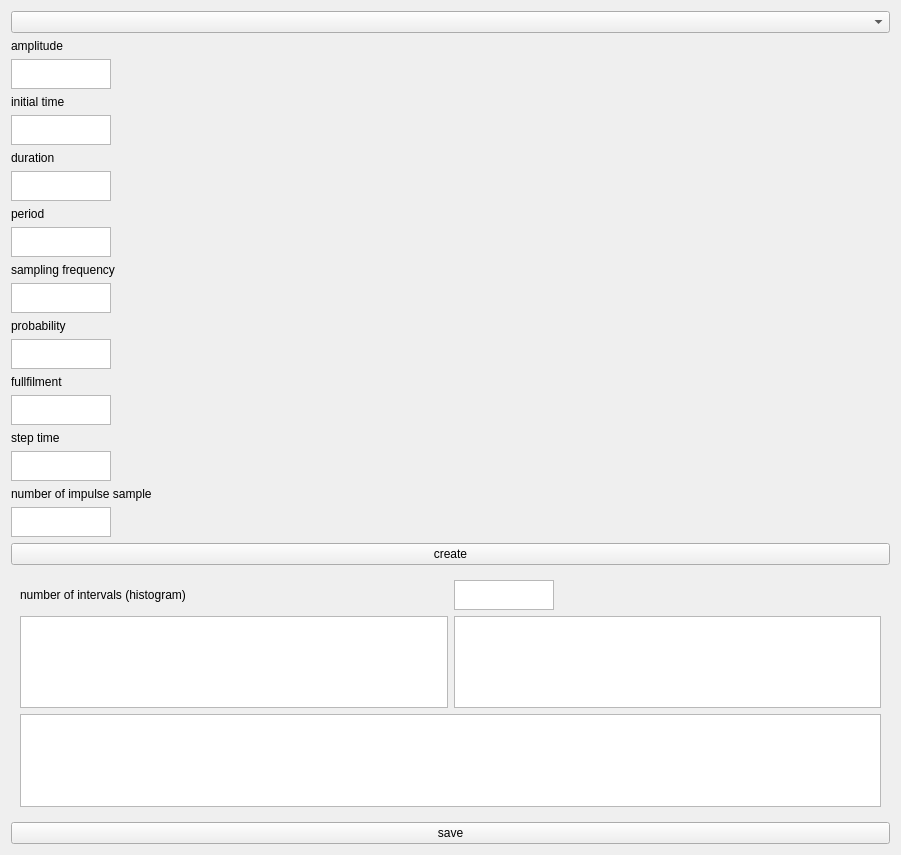
Old version of the form program/forms/signal_display_widget.ui in the repository MichalDudkiewicz/signal_processing.
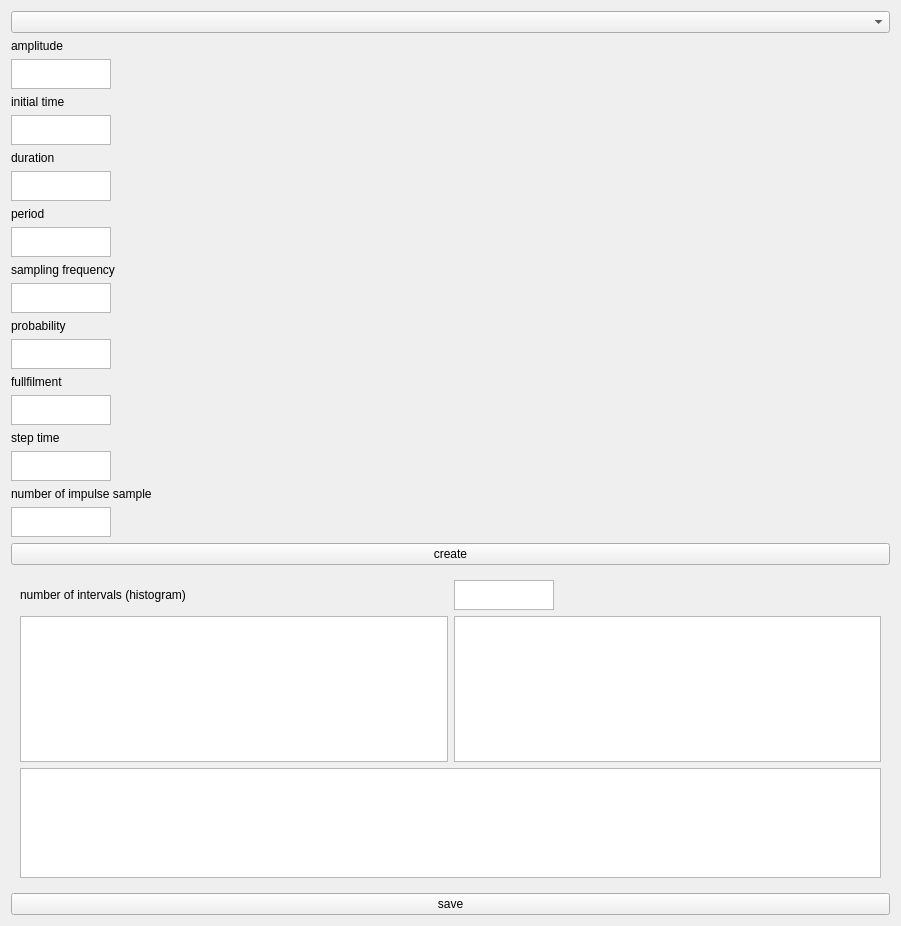
New version of the form. Custom widgets are drawn as their Qt base class.

What changed in the file:
```diff
--- a/program/forms/signal_display_widget.ui
+++ b/program/forms/signal_display_widget.ui
@@ -7,7 +7,7 @@
     <x>0</x>
     <y>0</y>
     <width>901</width>
-    <height>855</height>
+    <height>926</height>
    </rect>
   </property>
   <property name="windowTitle">
@@ -34,7 +34,20 @@
            <widget class="QChartView" name="histogramView"/>
           </item>
           <item row="2" column="0" colspan="2">
-           <widget class="QTextBrowser" name="propertiesText"/>
+           <widget class="QTextBrowser" name="propertiesText">
+            <property name="sizePolicy">
+             <sizepolicy hsizetype="Expanding" vsizetype="Minimum">
+              <horstretch>0</horstretch>
+              <verstretch>0</verstretch>
+             </sizepolicy>
+            </property>
+            <property name="maximumSize">
+             <size>
+              <width>16777215</width>
+              <height>110</height>
+             </size>
+            </property>
+           </widget>
           </item>
           <item row="0" column="0">
            <widget class="QLabel" name="label">
```
